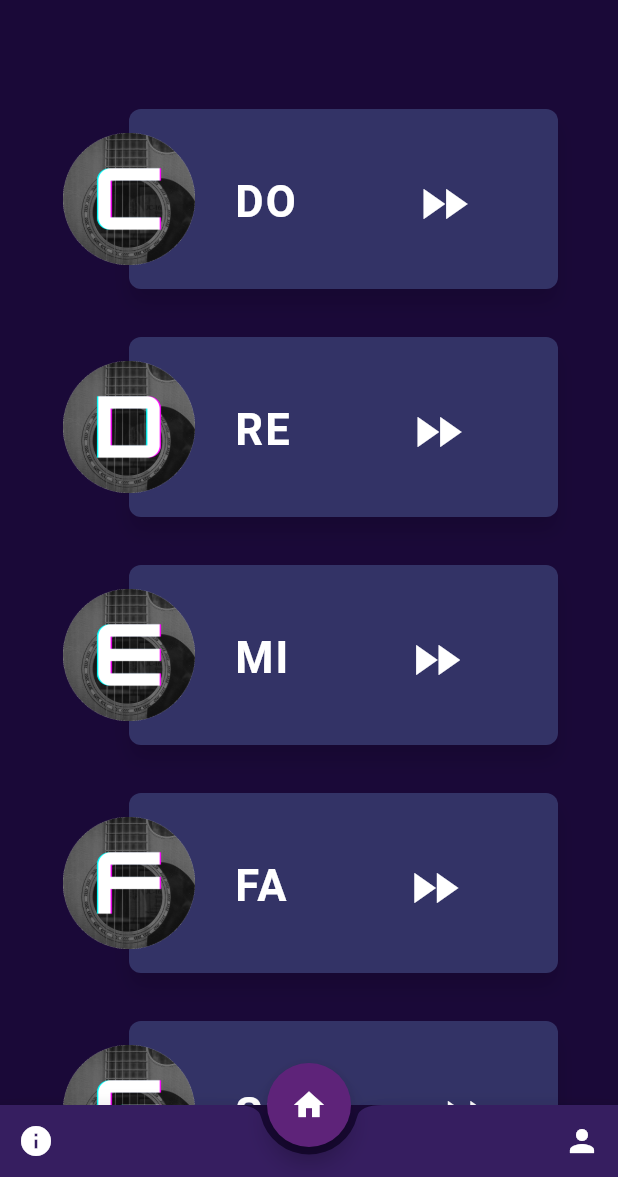
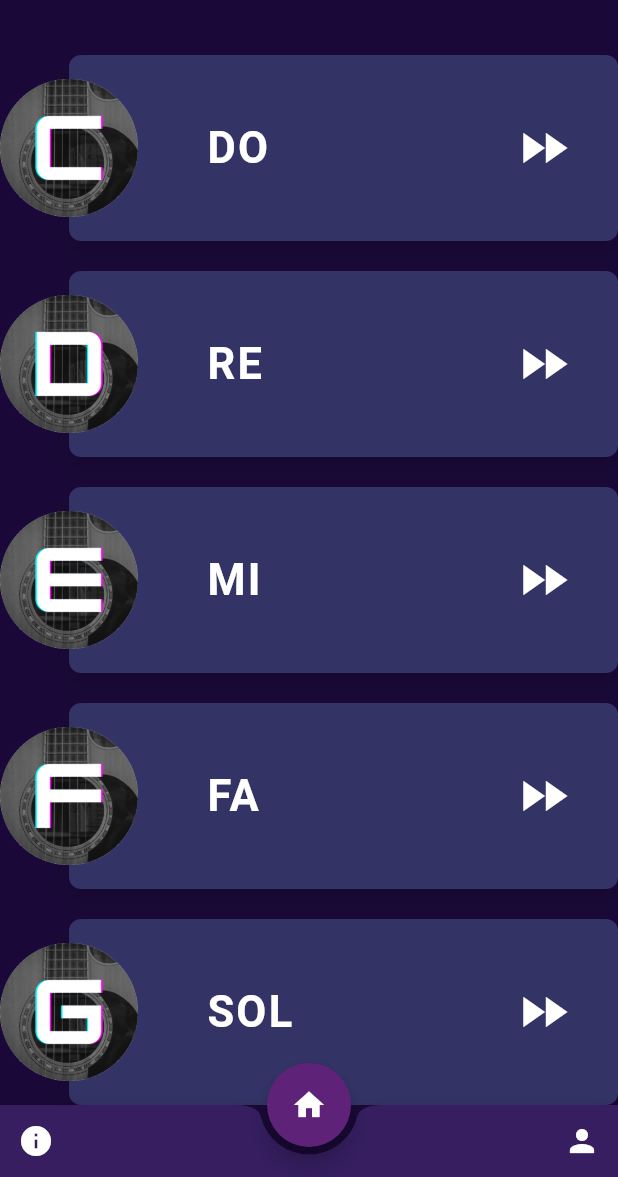
Before and after one commit to pedrovelasquez9/chord_finder_app, a Flutter app: the screen it shows after launch, on a phone screen of 412 x 824 dp, the part 59-1236 px from its top. Run offline on Flutter 3.47's test engine with Material 2 defaults, Android fonts, the light colour scheme and no system bars; our stand-ins replace flutter_spinkit, flutter_svg.

Commit message:
feat: improve in layout for initial chord list

```diff
--- a/lib/views/Home.dart
+++ b/lib/views/Home.dart
@@ -15,12 +15,9 @@
   ];
   @override
   Widget build(BuildContext context) {
-    return Padding(
-      padding: EdgeInsets.fromLTRB(30.0, 40.0, 30.0, 0.0),
-      child: Column(
-        crossAxisAlignment: CrossAxisAlignment.start,
-        children: tools.map((item) => ToolsList(item)).toList(),
-      ),
+    return Column(
+      crossAxisAlignment: CrossAxisAlignment.start,
+      children: tools.map((item) => ToolsList(item)).toList(),
     );
   }
 }
--- a/lib/widgets/ToolsList.dart
+++ b/lib/widgets/ToolsList.dart
@@ -16,30 +16,35 @@
 class _ToolsListState extends State<ToolsList> {
   @override
   Widget build(BuildContext context) {
-    return Container(
-        height: 120.0,
-        margin: const EdgeInsets.symmetric(
-          vertical: 16.0,
-          horizontal: 10.0,
+    return Row(
+      mainAxisAlignment: MainAxisAlignment.spaceEvenly,
+      children: [
+        SizedBox(
+          height: 20,
         ),
-        child: new Stack(
+        Expanded(
+            child: Column(
+          children: [
+            SizedBox(
+              height: 20,
+            ),
+            Stack(
               children: [
                 Container(
                   height: 124.0,
-              margin: new EdgeInsets.only(left: 46.0),
-              child: Row(children: [
-                Column(
+                  margin: EdgeInsets.only(left: 46.0),
+                  child: Row(
+                      crossAxisAlignment: CrossAxisAlignment.center,
                       children: [
-                    Padding(
-                        padding: EdgeInsets.only(left: 70, top: 45),
+                        Expanded(flex: 1, child: SizedBox()),
+                        Expanded(
+                          flex: 2,
                           child: CustomText(
                               widget.item.esNotation.toString(), Colors.white,
-                            fontSize: 29)),
-                  ],
+                              fontSize: 29),
                         ),
-                Column(children: [
-                  Padding(
-                      padding: EdgeInsets.only(left: 70, top: 35),
+                        Expanded(
+                            flex: 1,
                             child: TextButton.icon(
                                 icon: Icon(
                                   Icons.fast_forward,
@@ -51,34 +56,38 @@
                                 ),
                                 onPressed: () {
                                   Navigator.pushNamed(context, "/chord-list",
-                                arguments: ScreenArguments(widget.item.name));
+                                      arguments:
+                                          ScreenArguments(widget.item.name));
                                 }))
-                ])
                       ]),
-              decoration: new BoxDecoration(
-                color: new Color(0xFF333366),
+                  decoration: BoxDecoration(
+                    color: Color(0xFF333366),
                     shape: BoxShape.rectangle,
-                borderRadius: new BorderRadius.circular(8.0),
-                boxShadow: <BoxShadow>[
-                  new BoxShadow(
+                    borderRadius: BorderRadius.circular(8.0),
+                    boxShadow: [
+                      BoxShadow(
                         color: Colors.black12,
                         blurRadius: 10.0,
-                    offset: new Offset(0.0, 10.0),
+                        offset: Offset(0.0, 10.0),
                       ),
                     ],
                   ),
                 ),
                 Container(
-              margin: new EdgeInsets.symmetric(vertical: 16.0),
+                  margin: EdgeInsets.symmetric(vertical: 16.0),
                   alignment: FractionalOffset.centerLeft,
-              child: new Image(
-                image: new AssetImage(
+                  child: Image(
+                    image: AssetImage(
                         "assets/chords/" + widget.item.name + ".png"),
                     height: 92.0,
                     width: 92.0,
                   ),
                 ),
               ],
-        ));
+            )
+          ],
+        ))
+      ],
+    );
   }
 }
```
Lines whose indentation alone changed are shown as unchanged.
